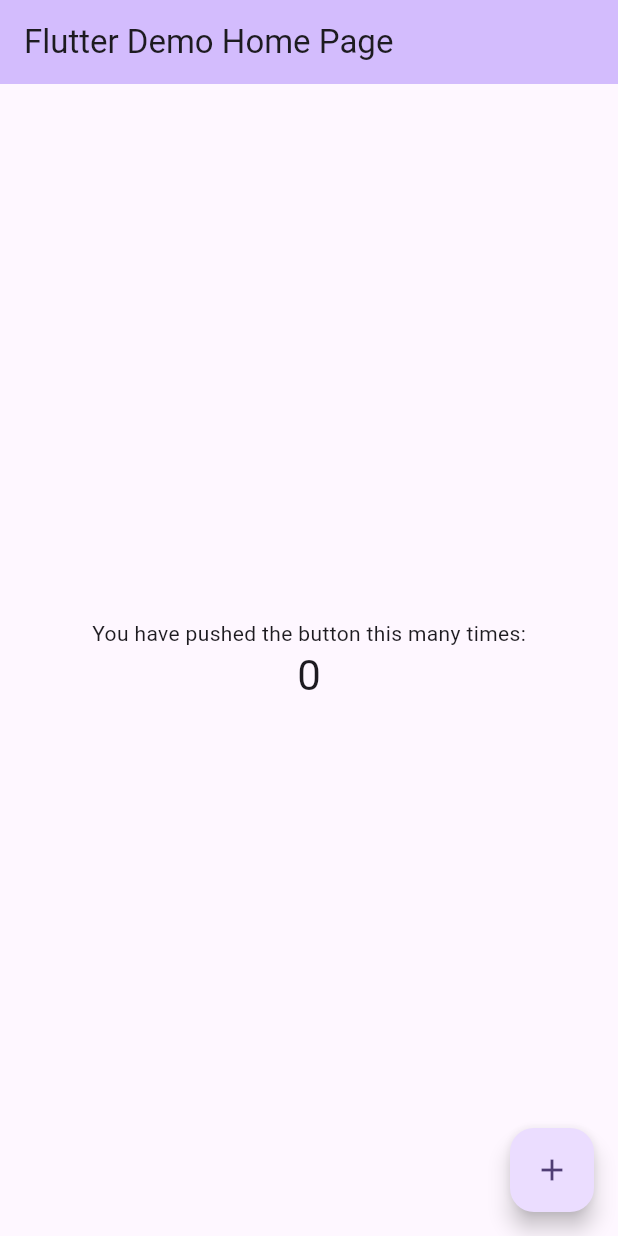
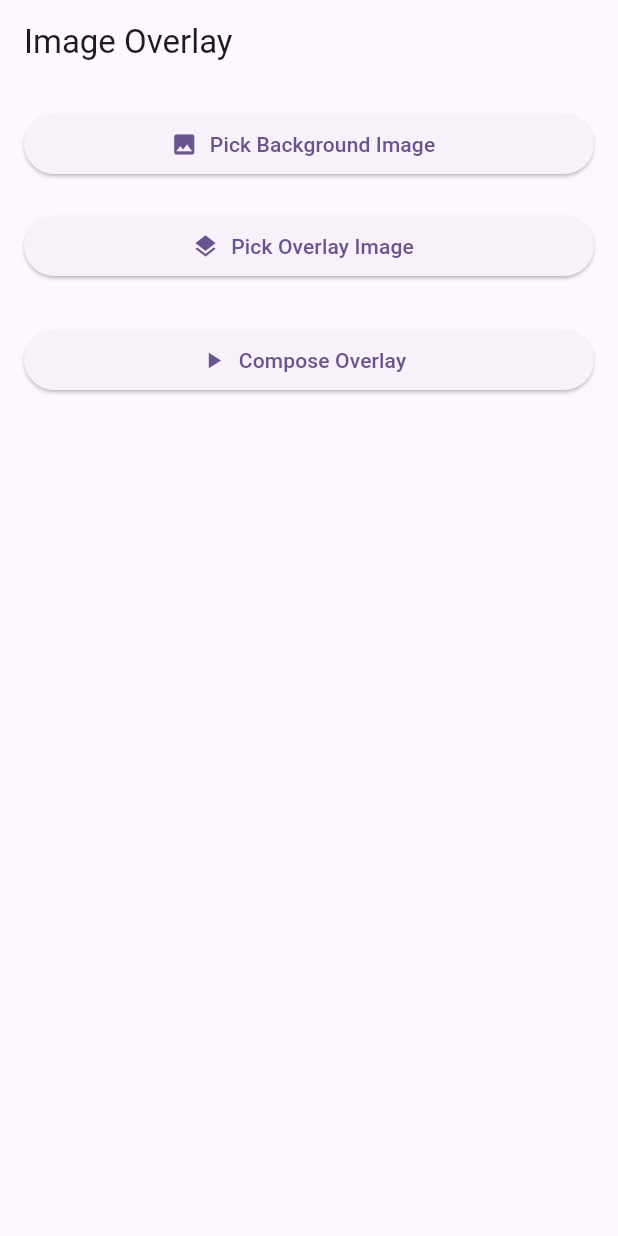
Before and after one commit to anand164/dailyStatusapp, a Flutter app: the screen it shows after launch, on a phone screen of 412 x 824 dp. Run offline on Flutter 3.47's test engine with Material 3 defaults, Android fonts, the light colour scheme and no system bars; our stand-ins replace image_picker; missing offline and left inert: ffmpeg_kit_flutter.

Commit message:
Add image overlay functionality with image picker and FFmpeg integration

```diff
--- /dev/null
+++ b/lib/image_overlay.dart
@@ -0,0 +1,147 @@
+import 'package:flutter/material.dart';
+import 'package:flutter/foundation.dart';
+import 'package:image_picker/image_picker.dart';
+import 'package:path_provider/path_provider.dart';
+import 'package:ffmpeg_kit_flutter/ffmpeg_kit.dart';
+import 'package:ffmpeg_kit_flutter/return_code.dart';
+
+class ImageOverlayPage extends StatefulWidget {
+  const ImageOverlayPage({super.key});
+
+  @override
+  State<ImageOverlayPage> createState() => _ImageOverlayPageState();
+}
+
+class _ImageOverlayPageState extends State<ImageOverlayPage> {
+  XFile? _background;
+  XFile? _overlay;
+  Uint8List? _backgroundBytes;
+  Uint8List? _overlayBytes;
+  Uint8List? _resultBytes;
+  bool _processing = false;
+
+  final ImagePicker _picker = ImagePicker();
+
+  Future<void> _pickBackground() async {
+    final XFile? picked = await _picker.pickImage(source: ImageSource.gallery);
+    if (picked == null) return;
+    final bytes = await picked.readAsBytes();
+    setState(() {
+      _background = picked;
+      _backgroundBytes = bytes;
+    });
+  }
+
+  Future<void> _pickOverlay() async {
+    final XFile? picked = await _picker.pickImage(source: ImageSource.gallery);
+    if (picked == null) return;
+    final bytes = await picked.readAsBytes();
+    setState(() {
+      _overlay = picked;
+      _overlayBytes = bytes;
+    });
+  }
+
+  Future<void> _compose() async {
+    if (_background == null || _overlay == null) {
+      ScaffoldMessenger.of(context).showSnackBar(const SnackBar(
+        content: Text('Please pick both background and overlay images.'),
+      ));
+      return;
+    }
+
+    setState(() {
+      _processing = true;
+      _resultBytes = null;
+    });
+
+    if (kIsWeb) {
+      setState(() => _processing = false);
+      ScaffoldMessenger.of(context).showSnackBar(const SnackBar(
+        content: Text('FFmpeg overlay is not supported on Flutter Web.'),
+      ));
+      return;
+    }
+
+    final tempDir = await getTemporaryDirectory();
+    final outPath = '${tempDir.path}/overlay_out_${DateTime.now().millisecondsSinceEpoch}.png';
+
+    // Place overlay at bottom-right with 10px margin
+    final filter = 'overlay=W-w-10:H-h-10';
+
+    final command = '-y -i "${_background!.path}" -i "${_overlay!.path}" -filter_complex "$filter" "$outPath"';
+
+    await FFmpegKit.executeAsync(command, (session) async {
+      final returnCode = await session.getReturnCode();
+      if (ReturnCode.isSuccess(returnCode)) {
+        // Read the generated file into bytes to display without dart:io
+        final outXFile = XFile(outPath);
+        final bytes = await outXFile.readAsBytes();
+        setState(() {
+          _resultBytes = bytes;
+          _processing = false;
+        });
+        ScaffoldMessenger.of(context).showSnackBar(const SnackBar(
+          content: Text('Image composed successfully.'),
+        ));
+      } else {
+        setState(() => _processing = false);
+        ScaffoldMessenger.of(context).showSnackBar(SnackBar(
+          content: Text('FFmpeg failed: rc=${returnCode?.getValue() ?? 'unknown'}'),
+        ));
+      }
+    });
+  }
+
+  @override
+  Widget build(BuildContext context) {
+    return Scaffold(
+      appBar: AppBar(title: const Text('Image Overlay')),
+      body: SingleChildScrollView(
+        padding: const EdgeInsets.all(16),
+        child: Column(
+          crossAxisAlignment: CrossAxisAlignment.stretch,
+          children: [
+            ElevatedButton.icon(
+              onPressed: _pickBackground,
+              icon: const Icon(Icons.photo),
+              label: const Text('Pick Background Image'),
+            ),
+            const SizedBox(height: 8),
+            if (_backgroundBytes != null)
+              Image.memory(_backgroundBytes!, height: 200, fit: BoxFit.contain),
+            const SizedBox(height: 12),
+            ElevatedButton.icon(
+              onPressed: _pickOverlay,
+              icon: const Icon(Icons.layers),
+              label: const Text('Pick Overlay Image'),
+            ),
+            const SizedBox(height: 8),
+            if (_overlayBytes != null)
+              Image.memory(_overlayBytes!, height: 150, fit: BoxFit.contain),
+            const SizedBox(height: 20),
+            ElevatedButton.icon(
+              onPressed: (_processing || kIsWeb) ? null : _compose,
+              icon: _processing ? const SizedBox.shrink() : const Icon(Icons.play_arrow),
+              label: Text(kIsWeb ? 'Compose (native only)' : (_processing ? 'Processing...' : 'Compose Overlay')),
+            ),
+            const SizedBox(height: 20),
+            if (_resultBytes != null) ...[
+              const Text('Result:'),
+              const SizedBox(height: 8),
+              Image.memory(_resultBytes!, height: 300, fit: BoxFit.contain),
+              const SizedBox(height: 8),
+              ElevatedButton.icon(
+                onPressed: () {
+                  // Open/share could be added here
+                },
+                icon: const Icon(Icons.save),
+                label: const Text('Save / Share (implement as needed)'),
+              )
+            ]
+          ],
+        ),
+      ),
+    );
+  }
+}
--- a/lib/main.dart
+++ b/lib/main.dart
@@ -1,13 +1,14 @@
 import 'package:flutter/material.dart';
-import 'package:supabase_flutter/supabase_flutter.dart';
+import 'image_overlay.dart';
+// import 'package:supabase_flutter/supabase_flutter.dart';
 
 Future<void> main() async {
 
-  WidgetsFlutterBinding.ensureInitialized();
-  await
-  Supabase.initialize
-    ( url: 'https://supabase.com/dashboard/project/vemywqolvufohrlstqab',
-    anonKey: 'eyJhbGciOiJIUzI1NiIsInR5cCI6IkpXVCJ9.eyJpc3MiOiJzdXBhYmFzZSIsInJlZiI6InZlbXl3cW9sdnVmb2hybHN0cWFiIiwicm9sZSI6ImFub24iLCJpYXQiOjE3NjgwNDc0NjAsImV4cCI6MjA4MzYyMzQ2MH0.5gjnvDa1yS7m95FTw41BJnrRL2Lg2sNM2w7AyVpGx3g', );
+  // WidgetsFlutterBinding.ensureInitialized();
+  // await
+  // Supabase.initialize
+  //   ( url: 'https://supabase.com/dashboard/project/vemywqolvufohrlstqab',
+  //   anonKey: 'eyJhbGciOiJIUzI1NiIsInR5cCI6IkpXVCJ9.eyJpc3MiOiJzdXBhYmFzZSIsInJlZiI6InZlbXl3cW9sdnVmb2hybHN0cWFiIiwicm9sZSI6ImFub24iLCJpYXQiOjE3NjgwNDc0NjAsImV4cCI6MjA4MzYyMzQ2MH0.5gjnvDa1yS7m95FTw41BJnrRL2Lg2sNM2w7AyVpGx3g', );
 
 
   runApp(const MyApp());
@@ -21,6 +22,7 @@ class MyApp extends StatelessWidget {
   @override
   Widget build(BuildContext context) {
     return MaterialApp(
+      debugShowCheckedModeBanner: false,
       title: 'Flutter Demo',
       theme: ThemeData(
         // This is the theme of your application.
@@ -38,9 +40,9 @@ class MyApp extends StatelessWidget {
         //
         // This works for code too, not just values: Most code changes can be
         // tested with just a hot reload.
-        colorScheme: .fromSeed(seedColor: Colors.deepPurple),
+        colorScheme: ColorScheme.fromSeed(seedColor: Colors.deepPurple),
       ),
-      home: const MyHomePage(title: 'Flutter Demo Home Page'),
+      home: const ImageOverlayPage(),
     );
   }
 }
--- a/pubspec.yaml
+++ b/pubspec.yaml
@@ -32,6 +32,8 @@ dependencies:
     sdk: flutter
   supabase_flutter: ^2.0.0
   ffmpeg_kit_flutter: ^6.0.0
+  image_picker: ^0.8.7
+  path_provider: ^2.0.15
 
   # The following adds the Cupertino Icons font to your application.
   # Use with the CupertinoIcons class for iOS style icons.
```
Also changed, not shown: pubspec.lock.
